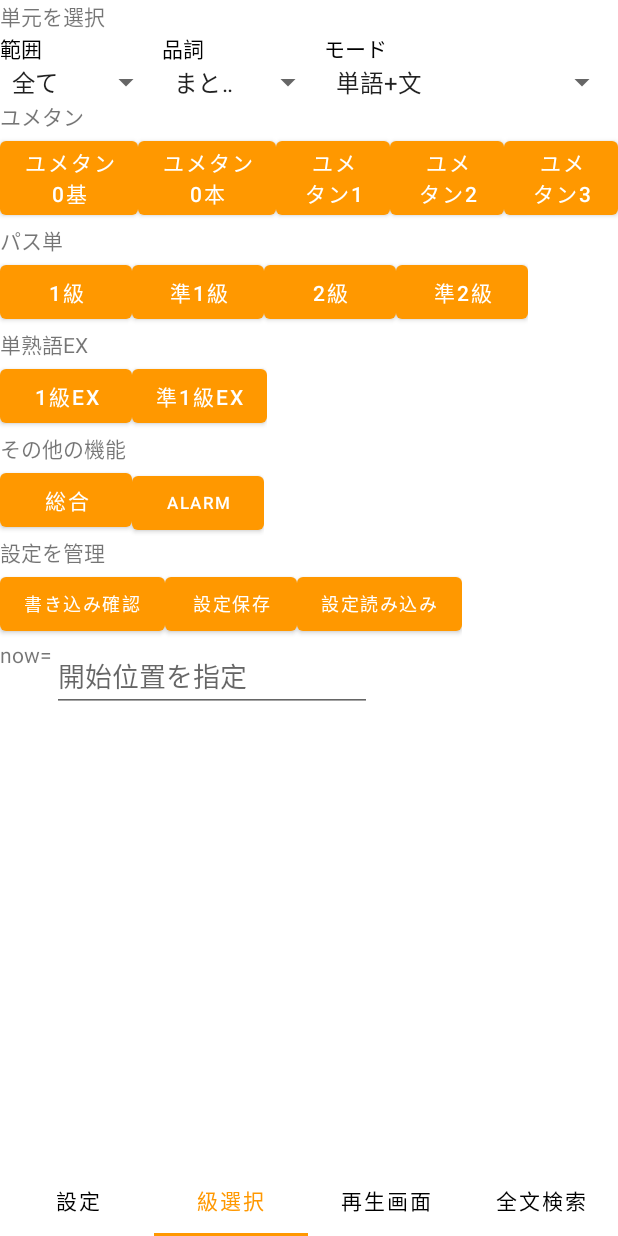
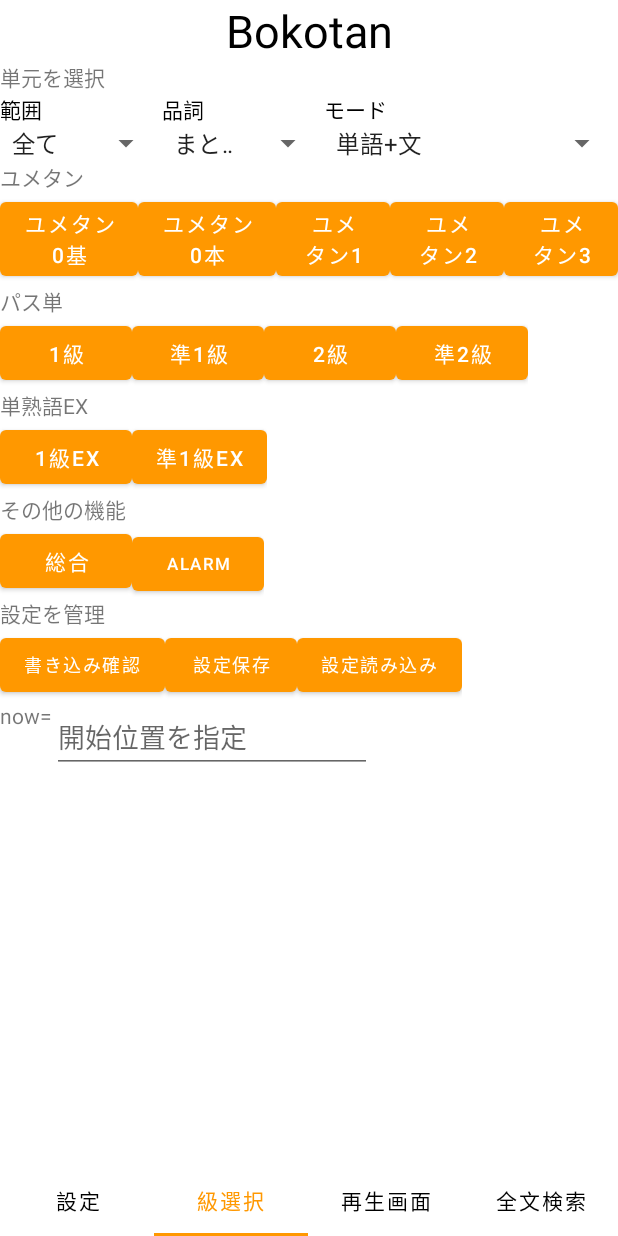
Before and after one commit to kmr-gks/Bokotan, an Android app: the screen it shows after launch (TabActivity), item 2 of the bottom bar chosen, on a phone screen of 412 x 824 dp. Run offline under Robolectric (Android 15) with nearby library versions, the phone set to English and light mode, and no system bars; 1 statement that could not run was skipped.

Commit message:
上に表示する権限を削除(不要なため)。 文字色を変えるためにリストビューのアダプターを実装していたが、標準のレイアウトファイルを編集すると実現できたので削除。 単語を検索するとき、結果一覧の画面において該当部分に色をつける 起動時の初期位置を再生前の級選択画面にする。 詳細設定の画面を別のタブに移動。

```diff
--- a/app/src/main/AndroidManifest.xml
+++ b/app/src/main/AndroidManifest.xml
@@ -21,7 +21,6 @@
 		android:name="android.permission.BLUETOOTH_SCAN"
 		android:usesPermissionFlags="neverForLocation"
 		tools:targetApi="s" />
-	<uses-permission android:name="android.permission.SYSTEM_ALERT_WINDOW" />
 
 	<application
 		android:allowBackup="true"
--- a/app/src/main/java/com/gukos/bokotan/QSentakuFragment.java
+++ b/app/src/main/java/com/gukos/bokotan/QSentakuFragment.java
@@ -149,12 +149,6 @@ public class QSentakuFragment extends Fragment {
 			}
 			if (!needPermissions.isEmpty()) {
 				activity.requestPermissions(needPermissions.toArray(new String[0]), 101);
-			}
-			//権限の確認 SYSTEM_ALERT_WINDOW
-			//https://akira-watson.com/android/windowmanager.html
-			if (!Settings.canDrawOverlays(context)) {
-				Intent intent1 = new Intent(ACTION_MANAGE_OVERLAY_PERMISSION, Uri.parse("package:" + context.getPackageName()));
-				startActivity(intent1);
 			}
 			//ファイル読み書きの確認
 			//https://developer.android.com/training/data-storage/manage-all-files?hl=ja
--- a/app/src/main/java/com/gukos/bokotan/TabActivity.java
+++ b/app/src/main/java/com/gukos/bokotan/TabActivity.java
@@ -16,10 +16,12 @@ import com.gukos.bokotan.databinding.ActivityTabBinding;
 
 public class TabActivity extends AppCompatActivity {
 	private static ActivityTabBinding binding;
-	private String toString(Bundle bundle){
-		if (bundle==null) return "null";
+
+	private String toString(Bundle bundle) {
+		if (bundle == null) return "null";
 		else return bundle.toString();
 	}
+
 	@Override
 	protected void onCreate(Bundle savedInstanceState) {
 		super.onCreate(savedInstanceState);
@@ -35,22 +37,25 @@ public class TabActivity extends AppCompatActivity {
 		TabPagerAdapter tabPagerAdapter = new TabPagerAdapter(this);
 		ViewPager2 viewPager = binding.viewpagerMain;
 		viewPager.setAdapter(tabPagerAdapter);
+		//tabPagerAdapter.createFragment()
+		//初期位置
+		viewPager.setCurrentItem(1);
 
 		new TabLayoutMediator(binding.tabsMain, binding.viewpagerMain, (tab, position) -> tab.setText(TabPagerAdapter.TAB_NAMES[position])).attach();
 	}
 
-	public static void setTabPageNum(int n){
-		try{
+	public static void setTabPageNum(int n) {
+		try {
 			TabActivity.binding.tabsMain.getTabAt(n).select();
-		}catch (Exception exception){
+		} catch (Exception exception) {
 			MyLibrary.ExceptionManager.showException(exception);
 		}
 	}
 
 	@Override
-	public void onBackPressed(){
+	public void onBackPressed() {
 		//戻るボタン
-		if (Build.VERSION.SDK_INT>=Build.VERSION_CODES.TIRAMISU){
+		if (Build.VERSION.SDK_INT >= Build.VERSION_CODES.TIRAMISU) {
 			super.onBackPressed();
 		}
 		return;
--- a/app/src/main/res/layout/fragment_q_sentaku.xml
+++ b/app/src/main/res/layout/fragment_q_sentaku.xml
@@ -14,7 +14,7 @@
 		android:layout_height="wrap_content"
 		android:text="単元を選択"
 		app:layout_constraintStart_toStartOf="parent"
-		app:layout_constraintTop_toTopOf="parent" />
+		app:layout_constraintTop_toBottomOf="@+id/textViewWelcome" />
 
 	<TextView
 		android:id="@+id/textViewNowInput"
@@ -347,4 +347,15 @@
 			android:textSize="12sp" />
 	</LinearLayout>
 
+	<TextView
+		android:id="@+id/textViewWelcome"
+		android:layout_width="wrap_content"
+		android:layout_height="wrap_content"
+		android:text="@string/app_name"
+		android:textColor="@color/textcolor"
+		android:textSize="30sp"
+		app:layout_constraintEnd_toEndOf="parent"
+		app:layout_constraintStart_toStartOf="parent"
+		app:layout_constraintTop_toTopOf="parent" />
+
 </androidx.constraintlayout.widget.ConstraintLayout>
--- a/app/src/main/res/layout/my_simple_list_item_1.xml
+++ b/app/src/main/res/layout/my_simple_list_item_1.xml
@@ -8,6 +8,7 @@
 	android:layout_width="match_parent"
 	android:layout_height="wrap_content"
 	android:textAppearance="?android:attr/textAppearanceListItemSmall"
+	android:textColor="@color/textcolor"
 	android:gravity="center_vertical"
 	android:paddingStart="?android:attr/listPreferredItemPaddingStart"
 	android:paddingEnd="?android:attr/listPreferredItemPaddingEnd"
```
Also changed, not shown: app/src/main/java/com/gukos/bokotan/KensakuFragment.java (+51 -77 lines), 1 other file.
